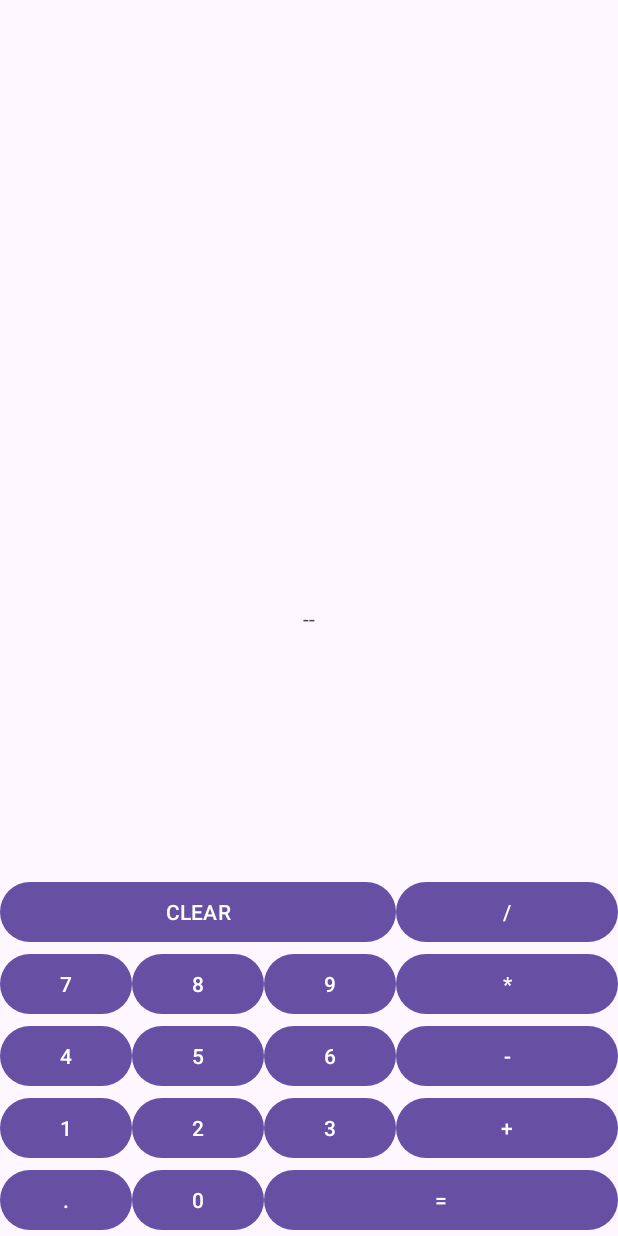
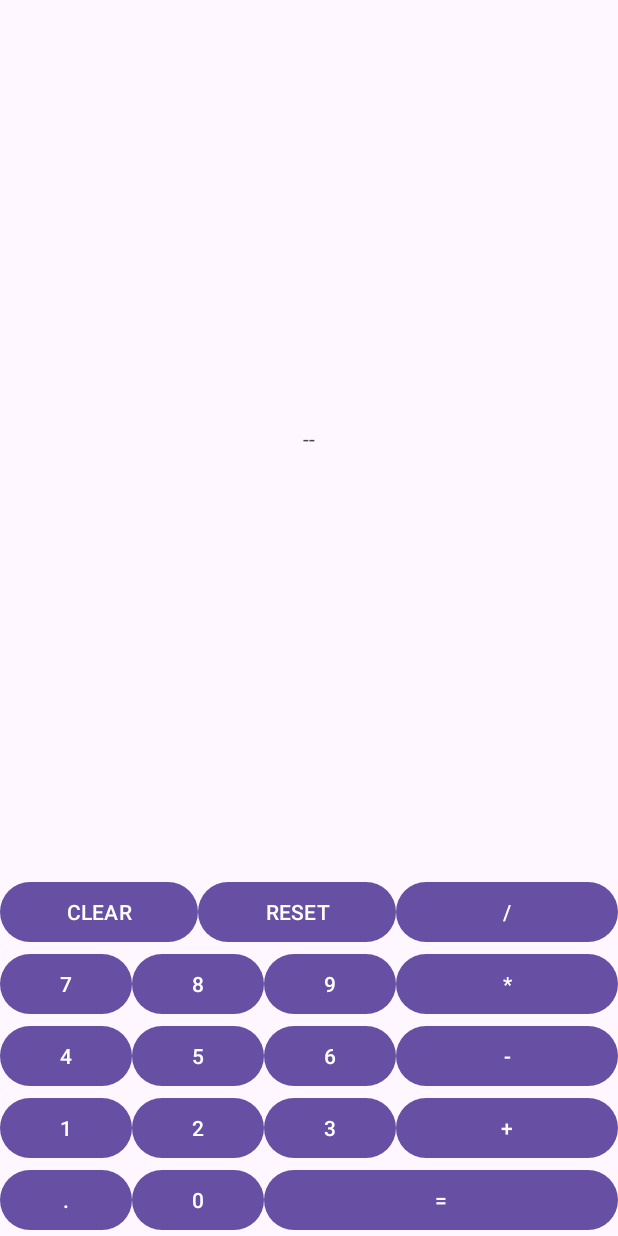
Before and after one commit to MiNeris0/Calculator, an Android app: the screen it shows after launch (MainActivity), on a phone screen of 412 x 824 dp. Run offline under Robolectric (Android 15) with nearby library versions, the phone set to English and light mode, and no system bars; libraries missing offline, so code that uses them is left out: com.ezylang.evalex.

Commit message:
alpha version

```diff
--- a/app/src/main/java/com/example/calculator/MainActivity.kt
+++ b/app/src/main/java/com/example/calculator/MainActivity.kt
@@ -4,6 +4,7 @@ import androidx.appcompat.app.AppCompatActivity
 import android.os.Bundle
 import android.widget.Button
 import android.widget.TextView
+import android.widget.Toast
 import com.ezylang.evalex.Expression
 
 class MainActivity : AppCompatActivity() {
@@ -22,11 +23,14 @@ class MainActivity : AppCompatActivity() {
         val eightButton = findViewById<Button>(R.id.eight_button)
         val nineButton = findViewById<Button>(R.id.nine_button)
 
+        val clearButton = findViewById<Button>(R.id.clear_button)
+        val resetButton = findViewById<Button>(R.id.reset_button)
         val pointButton = findViewById<Button>(R.id.point_button)
         val equalButton = findViewById<Button>(R.id.equal_button)
         val plusButton = findViewById<Button>(R.id.plus_button)
         val minusButton = findViewById<Button>(R.id.minus_button)
         val multiplyButton = findViewById<Button>(R.id.multiply_button)
+        val divideButton = findViewById<Button>(R.id.divide_button)
 
         val resultTextView = findViewById<TextView>(R.id.result_textView)
 
@@ -102,7 +106,23 @@ class MainActivity : AppCompatActivity() {
             resultTextView.text = numberStringBuilder
         }
 
+        divideButton.setOnClickListener {
+            numberStringBuilder.append("/")
+            resultTextView.text = numberStringBuilder
+        }
+
+        clearButton.setOnClickListener {
+            numberStringBuilder.clear()
+            resultTextView.text = "0"
+        }
+
+        resetButton.setOnClickListener {
+            numberStringBuilder.deleteCharAt(numberStringBuilder.length - 1)
+            resultTextView.text = numberStringBuilder
+        }
+
         equalButton.setOnClickListener {
+            try {
                 val stringExpression = numberStringBuilder.toString()
                 val expression = Expression(stringExpression)
                 val expressionResult = expression.evaluate().numberValue
@@ -110,6 +130,10 @@ class MainActivity : AppCompatActivity() {
 
                 numberStringBuilder.clear()
                 numberStringBuilder.append(expressionResult.toString())
+            } catch (t: Throwable){
+                Toast.makeText(this@MainActivity, "Exception: $t", Toast.LENGTH_LONG)
+                    .show()
             }
         }
     }
+}
--- a/app/src/main/res/layout/activity_main.xml
+++ b/app/src/main/res/layout/activity_main.xml
@@ -11,7 +11,7 @@
         android:layout_width="wrap_content"
         android:layout_height="wrap_content"
         android:text="--"
-        app:layout_constraintBottom_toBottomOf="parent"
+        app:layout_constraintBottom_toTopOf="@id/reset_button"
         app:layout_constraintEnd_toEndOf="parent"
         app:layout_constraintStart_toStartOf="parent"
         app:layout_constraintTop_toTopOf="parent" />
@@ -150,9 +150,18 @@
         android:layout_height="wrap_content" />
 
     <Button
+        app:layout_constraintLeft_toRightOf="@id/clear_button"
+        app:layout_constraintBottom_toTopOf="@id/multiply_button"
+        app:layout_constraintRight_toLeftOf="@id/divide_button"
+        android:text="RESET"
+        android:id="@+id/reset_button"
+        android:layout_width="0dp"
+        android:layout_height="wrap_content" />
+
+    <Button
         app:layout_constraintLeft_toLeftOf="parent"
-        app:layout_constraintBottom_toTopOf="@id/nine_button"
-        app:layout_constraintRight_toLeftOf="@id/divide_button"
+        app:layout_constraintBottom_toTopOf="@id/eight_button"
+        app:layout_constraintRight_toLeftOf="@id/reset_button"
         android:text="CLEAR"
         android:id="@+id/clear_button"
         android:layout_width="0dp"
```
Lines whose indentation alone changed are shown as unchanged.
